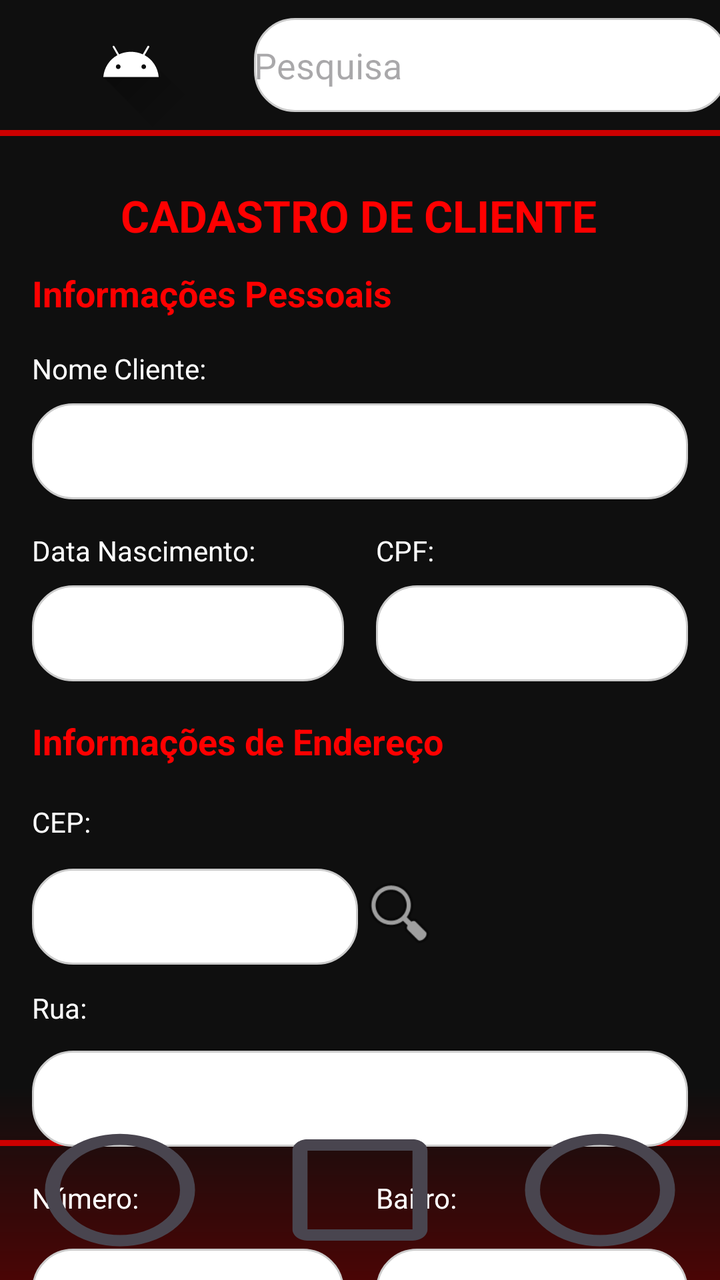
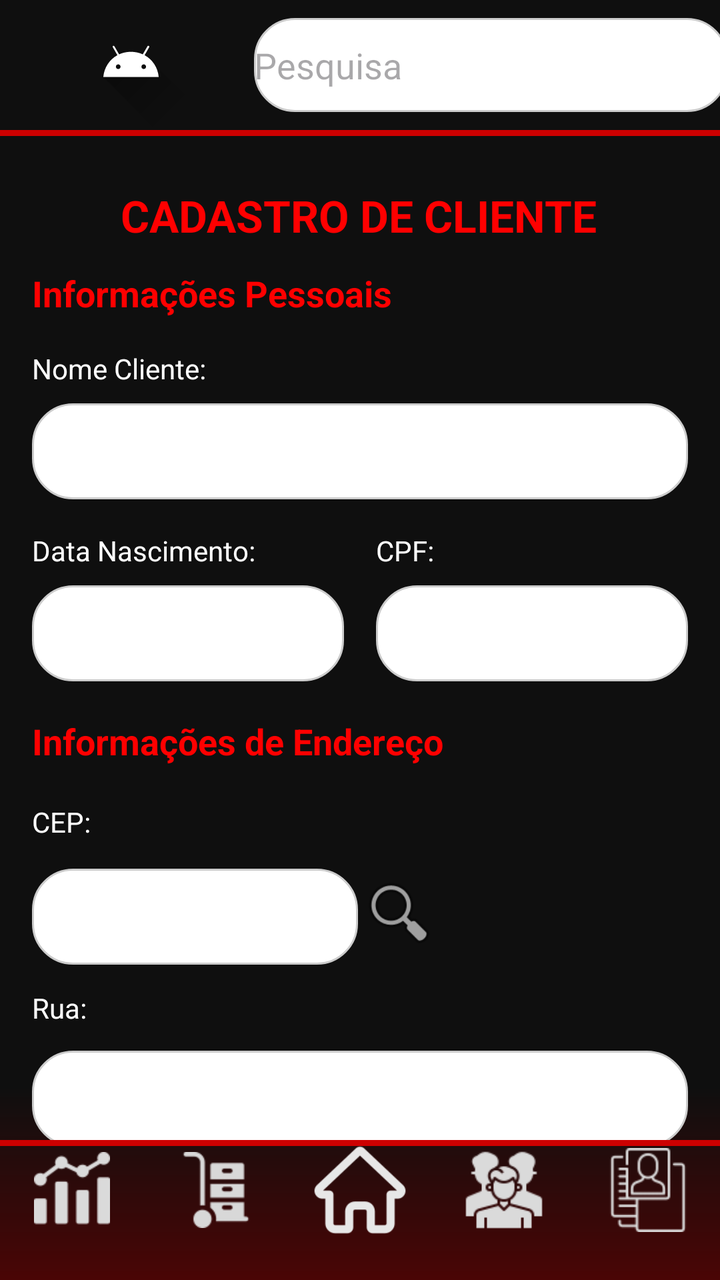

An Android layout rendered at two revisions. The XML below is the earlier revision; the diff shows what the commit changed to produce the second picture.
<!-- AndroidManifest.xml: application theme Theme.DLMTech -->
<!-- res/layout/activity_cadastro.xml -->
<?xml version="1.0" encoding="utf-8"?>
<androidx.constraintlayout.widget.ConstraintLayout xmlns:android="http://schemas.android.com/apk/res/android"
    xmlns:app="http://schemas.android.com/apk/res-auto"
    xmlns:tools="http://schemas.android.com/tools"
    android:id="@+id/main"
    android:layout_width="match_parent"
    android:layout_height="match_parent"
    android:background="@drawable/degrade"
    tools:context=".activity_cadastro"
    >

    <androidx.constraintlayout.widget.ConstraintLayout
        android:id="@+id/constraintLayout"
        android:layout_width="0dp"
        android:layout_height="65dp"
        app:layout_constraintBottom_toTopOf="@+id/linearLayout2"
        app:layout_constraintEnd_toEndOf="parent"
        app:layout_constraintStart_toStartOf="parent"
        app:layout_constraintTop_toTopOf="parent">

        <ImageView
            android:id="@+id/imageView"
            android:layout_width="131dp"
            android:layout_height="wrap_content"
            android:contentDescription="@string/logo_description"
            app:layout_constraintBottom_toBottomOf="parent"
            app:layout_constraintStart_toStartOf="parent"
            app:layout_constraintTop_toTopOf="parent"
            app:srcCompat="@drawable/ic_launcher_foreground" />

        <EditText
            android:id="@+id/editTextText2"
            android:layout_width="237dp"
            android:layout_height="47dp"
            android:layout_marginStart="8dp"
            android:layout_marginTop="7dp"
            android:layout_marginEnd="8dp"
            android:layout_marginBottom="7dp"
            android:background="@drawable/bordaredonda"
            android:ems="10"
            android:hint="Pesquisa"
            android:inputType="text"
            app:layout_constraintBottom_toBottomOf="parent"
            app:layout_constraintEnd_toEndOf="parent"
            app:layout_constraintStart_toEndOf="@+id/imageView"
            app:layout_constraintTop_toTopOf="parent" />
    </androidx.constraintlayout.widget.ConstraintLayout>

    <View
        android:id="@+id/view5"
        android:layout_width="match_parent"
        android:layout_height="3dp"
        android:layout_marginTop="64dp"
        android:background="#CC0000"
        app:layout_constraintBottom_toBottomOf="@+id/constraintLayout3"
        app:layout_constraintEnd_toEndOf="parent"
        app:layout_constraintHorizontal_bias="0.0"
        app:layout_constraintStart_toStartOf="parent"
        app:layout_constraintTop_toTopOf="@+id/constraintLayout"
        app:layout_constraintVertical_bias="0.002" />



    <View
        android:id="@+id/view4"
        android:layout_width="match_parent"
        android:layout_height="3dp"
        android:background="#CC0000"
        app:layout_constraintBottom_toBottomOf="@+id/constraintLayout3"
        app:layout_constraintEnd_toEndOf="parent"
        app:layout_constraintHorizontal_bias="0.0"
        app:layout_constraintStart_toStartOf="parent"
        app:layout_constraintTop_toTopOf="parent"
        app:layout_constraintVertical_bias="0.895" />


    <androidx.core.widget.NestedScrollView
        android:layout_width="0dp"
        android:layout_height="0dp"
        android:fillViewport="true"
        app:layout_constraintTop_toBottomOf="@+id/constraintLayout"
        app:layout_constraintBottom_toBottomOf="parent"
        app:layout_constraintStart_toStartOf="parent"
        app:layout_constraintEnd_toEndOf="parent">

        <androidx.constraintlayout.widget.ConstraintLayout
            android:layout_width="match_parent"
            android:layout_height="wrap_content"
            android:padding="16dp">

            <TextView
                android:id="@+id/txtTitulo"
                android:layout_width="wrap_content"
                android:layout_height="wrap_content"
                android:layout_marginTop="12dp"
                android:text="CADASTRO DE CLIENTE"
                android:textColor="#FF0000"
                android:textSize="22sp"
                android:textStyle="bold"
                app:layout_constraintEnd_toEndOf="parent"
                app:layout_constraintHorizontal_bias="0.496"
                app:layout_constraintStart_toStartOf="parent"
                app:layout_constraintTop_toTopOf="parent" />

            <TextView
                android:id="@+id/txtInfoPessoais"
                android:layout_width="wrap_content"
                android:layout_height="wrap_content"
                android:layout_marginTop="12dp"
                android:text="Informações Pessoais"
                android:textColor="#FF0000"
                android:textSize="18sp"
                android:textStyle="bold"
                app:layout_constraintStart_toStartOf="parent"
                app:layout_constraintTop_toBottomOf="@+id/txtTitulo" />

            <TextView
                android:id="@+id/lblNome"
                android:layout_width="wrap_content"
                android:layout_height="wrap_content"
                android:text="Nome Cliente:"
                android:textColor="#FFFFFF"
                android:layout_marginTop="16dp"
                app:layout_constraintTop_toBottomOf="@+id/txtInfoPessoais"
                app:layout_constraintStart_toStartOf="parent" />

            <EditText
                android:id="@+id/edtNome"
                android:layout_width="0dp"
                android:layout_height="48dp"
                android:background="@drawable/bordaredonda" android:layout_marginTop="8dp"
                app:layout_constraintTop_toBottomOf="@+id/lblNome"
                app:layout_constraintStart_toStartOf="parent"
                app:layout_constraintEnd_toEndOf="parent" />

            <TextView
                android:id="@+id/lblDataNasc"
                android:layout_width="wrap_content"
                android:layout_height="wrap_content"
                android:text="Data Nascimento:"
                android:textColor="#FFFFFF"
                android:layout_marginTop="16dp"
                app:layout_constraintTop_toBottomOf="@+id/edtNome"
                app:layout_constraintStart_toStartOf="parent" />

            <EditText
                android:id="@+id/edtDataNasc"
                android:layout_width="0dp"
                android:layout_height="48dp"
                android:layout_marginTop="8dp"
                android:layout_marginEnd="8dp"
                android:background="@drawable/bordaredonda"
                app:layout_constraintTop_toBottomOf="@+id/lblDataNasc"
                app:layout_constraintStart_toStartOf="parent"
                app:layout_constraintEnd_toStartOf="@+id/edtCPF" />


            <TextView
                android:id="@+id/lblCPF"
                android:layout_width="wrap_content"
                android:layout_height="wrap_content"
                android:text="CPF:"
                android:textColor="#FFFFFF"
                app:layout_constraintTop_toTopOf="@+id/lblDataNasc"
                app:layout_constraintStart_toStartOf="@+id/edtCPF" />

            <EditText
                android:id="@+id/edtCPF"
                android:layout_width="0dp"
                android:layout_height="48dp"
                android:layout_marginStart="8dp"
                android:background="@drawable/bordaredonda"
                app:layout_constraintTop_toTopOf="@+id/edtDataNasc"
                app:layout_constraintStart_toEndOf="@+id/edtDataNasc"
                app:layout_constraintEnd_toEndOf="parent" />


            <TextView
                android:id="@+id/txtInfoPessoais3"
                android:layout_width="213dp"
                android:layout_height="27dp"
                android:layout_marginTop="236dp"
                android:text="Informações de Endereço"
                android:textColor="#FF0000"
                android:textSize="18sp"
                android:textStyle="bold"
                app:layout_constraintStart_toStartOf="parent"
                app:layout_constraintTop_toBottomOf="@+id/txtTitulo" />

            <TextView
                android:id="@+id/lblCep"
                android:layout_width="wrap_content"
                android:layout_height="wrap_content"
                android:layout_marginTop="16dp"

                android:text="CEP:"
                android:textColor="#FFFFFF"
                app:layout_constraintStart_toStartOf="parent"
                app:layout_constraintTop_toBottomOf="@+id/txtInfoPessoais3" />

            <EditText
                android:id="@+id/edtCep"
                android:layout_width="163dp"
                android:layout_height="48dp"
                android:background="@drawable/bordaredonda"
                app:layout_constraintStart_toStartOf="parent"
                app:layout_constraintTop_toTopOf="@+id/imageView3" />

            <ImageView
                android:id="@+id/imageView3"
                android:layout_width="41dp"
                android:layout_height="44dp"
                android:layout_marginTop="14dp"
                app:layout_constraintStart_toEndOf="@+id/edtCep"
                app:layout_constraintTop_toBottomOf="@+id/lblCep"
                app:srcCompat="@android:drawable/ic_menu_search" />

            <TextView
                android:id="@+id/lblRua"
                android:layout_width="wrap_content"
                android:layout_height="wrap_content"
                android:layout_marginTop="12dp"
                android:text="Rua:"
                android:textColor="#FFFFFF"
                app:layout_constraintStart_toStartOf="parent"
                app:layout_constraintTop_toBottomOf="@+id/edtCep" />

            <EditText
                android:id="@+id/edtRua"
                android:layout_width="0dp"
                android:layout_height="48dp"
                android:layout_marginTop="12dp"
                android:background="@drawable/bordaredonda"
                app:layout_constraintEnd_toEndOf="parent"
                app:layout_constraintHorizontal_bias="0.0"
                app:layout_constraintStart_toStartOf="parent"
                app:layout_constraintTop_toBottomOf="@+id/lblRua" />


            <TextView
                android:id="@+id/lblBairro"
                android:layout_width="wrap_content"
                android:layout_height="wrap_content"
                android:text="Bairro:"
                android:textColor="#FFFFFF"
                app:layout_constraintBottom_toTopOf="@+id/edtBairro"
                app:layout_constraintStart_toStartOf="@+id/edtBairro"
                app:layout_constraintTop_toTopOf="@+id/lblNum"
                app:layout_constraintVertical_bias="0.0" />

            <EditText
                android:id="@+id/edtNum"
                android:layout_width="0dp"
                android:layout_height="48dp"
                android:layout_marginTop="16dp"
                android:layout_marginEnd="8dp"
                android:background="@drawable/bordaredonda"
                app:layout_constraintEnd_toStartOf="@+id/edtBairro"
                app:layout_constraintStart_toStartOf="parent"
                app:layout_constraintTop_toBottomOf="@+id/lblNum" />

            <TextView
                android:id="@+id/lblNum"
                android:layout_width="wrap_content"
                android:layout_height="wrap_content"
                android:layout_marginTop="16dp"
                android:text="Número:"
                android:textColor="#FFFFFF"
                app:layout_constraintStart_toStartOf="parent"
                app:layout_constraintTop_toBottomOf="@+id/edtRua" />

            <EditText
                android:id="@+id/edtBairro"
                android:layout_width="0dp"
                android:layout_height="48dp"
                android:layout_marginStart="8dp"
                android:background="@drawable/bordaredonda"
                app:layout_constraintEnd_toEndOf="parent"
                app:layout_constraintStart_toEndOf="@+id/edtNum"
                app:layout_constraintTop_toTopOf="@+id/edtNum" />

            <Button
                android:id="@+id/btnCancelar"
                android:layout_width="wrap_content"
                android:layout_height="wrap_content"
                android:layout_marginStart="56dp"
                android:layout_marginTop="28dp"
                android:backgroundTint="#B22222"
                android:text="Cancelar"
                android:textStyle="bold"
                app:cornerRadius="15px"
                app:layout_constraintBottom_toBottomOf="@+id/btnSalvar"
                app:layout_constraintStart_toStartOf="parent"
                app:layout_constraintTop_toBottomOf="@+id/edtNum"
                app:layout_constraintVertical_bias="0.0" />

            <Button
                android:id="@+id/btnSalvar"
                android:layout_width="wrap_content"
                android:layout_height="wrap_content"
                android:layout_marginTop="28dp"
                android:backgroundTint="#B22222"
                android:text="Salvar"
                android:textStyle="bold"
                app:cornerRadius="15px"
                app:layout_constraintEnd_toEndOf="parent"
                app:layout_constraintHorizontal_bias="0.763"
                app:layout_constraintStart_toEndOf="@+id/btnCancelar"
                app:layout_constraintTop_toBottomOf="@+id/edtBairro" />


        </androidx.constraintlayout.widget.ConstraintLayout>
    </androidx.core.widget.NestedScrollView>

    <androidx.constraintlayout.widget.ConstraintLayout
        android:id="@+id/constraintLayout3"
        android:layout_width="match_parent"
        android:layout_height="90dp"
        app:layout_constraintBottom_toBottomOf="parent"
        app:layout_constraintEnd_toEndOf="parent"
        app:layout_constraintStart_toStartOf="parent">


        <ImageButton
            android:id="@+id/imageButton"
            style="@style/BtnNavegacao"
            android:background="?attr/actionModeCloseDrawable"
            android:rotationY="180"
            app:layout_constraintBottom_toBottomOf="parent"
            app:layout_constraintEnd_toEndOf="parent"
            app:layout_constraintTop_toTopOf="parent" />

        <ImageButton
            android:id="@+id/imageButton2"
            style="@style/BtnNavegacao"
            android:background="?android:attr/listChoiceIndicatorSingle"
            app:layout_constraintBottom_toBottomOf="parent"
            app:layout_constraintEnd_toStartOf="@+id/imageButton"
            app:layout_constraintStart_toEndOf="@+id/imageButton3"
            app:layout_constraintTop_toTopOf="parent" />

        <ImageButton
            android:id="@+id/imageButton3"
            style="@style/BtnNavegacao"
            android:background="?android:attr/listChoiceIndicatorMultiple"
            app:layout_constraintBottom_toBottomOf="parent"
            app:layout_constraintEnd_toStartOf="@+id/imageButton2"
            app:layout_constraintStart_toEndOf="@+id/imageButton4"
            app:layout_constraintTop_toTopOf="parent" />

        <ImageButton
            android:id="@+id/imageButton4"
            style="@style/BtnNavegacao"
            android:background="?android:attr/listChoiceIndicatorSingle"
            app:layout_constraintBottom_toBottomOf="parent"
            app:layout_constraintEnd_toStartOf="@+id/imageButton3"
            app:layout_constraintStart_toEndOf="@+id/imageButton5"
            app:layout_constraintTop_toTopOf="parent" />

        <ImageButton
            android:id="@+id/imageButton5"
            style="@style/BtnNavegacao"
            android:background="?attr/homeAsUpIndicator"
            app:layout_constraintBottom_toBottomOf="parent"
            app:layout_constraintStart_toStartOf="parent"
            app:layout_constraintTop_toTopOf="parent" />


    </androidx.constraintlayout.widget.ConstraintLayout>
</androidx.constraintlayout.widget.ConstraintLayout>
<!-- resources referenced by this layout -->
<resources>
  <!-- drawable bordaredonda (drawable) -->
  <?xml version="1.0" encoding="utf-8"?>
  <shape xmlns:android="http://schemas.android.com/apk/res/android"
      android:shape="rectangle">
      
      <solid android:color="#FFFFFF" />
  
      
      <corners android:radius="20dp" />
  
      
      <stroke
          android:width="1dp"
          android:color="#CCCCCC" />
  </shape>
  <!-- drawable degrade (drawable) -->
  <?xml version="1.0" encoding="utf-8"?>
  <shape xmlns:android="http://schemas.android.com/apk/res/android"
      android:shape="rectangle">
  
      <gradient
          android:angle="270"
          android:startColor="#0f0f0f"
          android:centerColor="#0f0f0f"
          android:centerY="0.85"
          android:endColor="#4A0505"
          android:type="linear" />
  
  </shape>
  <string name="logo_description">Logo do aplicativo DLM Tech</string>
  <style name="Theme.DLMTech" parent="Base.Theme.DLMTech" />
  <style name="Base.Theme.DLMTech" parent="Theme.Material3.DayNight.NoActionBar">
          
          
      </style>
  <!-- unchanged entries left out for length: 1 -->
</resources>

<!-- the commit's change to res/layout/activity_cadastro.xml (unified diff, before → after) -->
@@ -60,7 +60,6 @@
         app:layout_constraintVertical_bias="0.002" />
 
 
-
     <View
         android:id="@+id/view4"
         android:layout_width="match_parent"
@@ -78,10 +77,10 @@
         android:layout_width="0dp"
         android:layout_height="0dp"
         android:fillViewport="true"
-        app:layout_constraintTop_toBottomOf="@+id/constraintLayout"
-        app:layout_constraintBottom_toBottomOf="parent"
+        app:layout_constraintBottom_toTopOf="@+id/view4"
+        app:layout_constraintEnd_toEndOf="parent"
         app:layout_constraintStart_toStartOf="parent"
-        app:layout_constraintEnd_toEndOf="parent">
+        app:layout_constraintTop_toBottomOf="@+id/constraintLayout">
 
         <androidx.constraintlayout.widget.ConstraintLayout
             android:layout_width="match_parent"
@@ -118,30 +117,31 @@
                 android:id="@+id/lblNome"
                 android:layout_width="wrap_content"
                 android:layout_height="wrap_content"
+                android:layout_marginTop="16dp"
                 android:text="Nome Cliente:"
                 android:textColor="#FFFFFF"
-                android:layout_marginTop="16dp"
-                app:layout_constraintTop_toBottomOf="@+id/txtInfoPessoais"
-                app:layout_constraintStart_toStartOf="parent" />
+                app:layout_constraintStart_toStartOf="parent"
+                app:layout_constraintTop_toBottomOf="@+id/txtInfoPessoais" />
 
             <EditText
                 android:id="@+id/edtNome"
                 android:layout_width="0dp"
                 android:layout_height="48dp"
-                android:background="@drawable/bordaredonda" android:layout_marginTop="8dp"
-                app:layout_constraintTop_toBottomOf="@+id/lblNome"
-                app:layout_constraintStart_toStartOf="parent"
-                app:layout_constraintEnd_toEndOf="parent" />
+                android:layout_marginTop="8dp"
+                android:background="@drawable/bordaredonda"
+                app:layout_constraintEnd_toEndOf="parent"
+                app:layout_constraintStart_toStartOf="parent"
+                app:layout_constraintTop_toBottomOf="@+id/lblNome" />
 
             <TextView
                 android:id="@+id/lblDataNasc"
                 android:layout_width="wrap_content"
                 android:layout_height="wrap_content"
+                android:layout_marginTop="16dp"
                 android:text="Data Nascimento:"
                 android:textColor="#FFFFFF"
-                android:layout_marginTop="16dp"
-                app:layout_constraintTop_toBottomOf="@+id/edtNome"
-                app:layout_constraintStart_toStartOf="parent" />
+                app:layout_constraintStart_toStartOf="parent"
+                app:layout_constraintTop_toBottomOf="@+id/edtNome" />
 
             <EditText
                 android:id="@+id/edtDataNasc"
@@ -150,9 +150,9 @@
                 android:layout_marginTop="8dp"
                 android:layout_marginEnd="8dp"
                 android:background="@drawable/bordaredonda"
-                app:layout_constraintTop_toBottomOf="@+id/lblDataNasc"
-                app:layout_constraintStart_toStartOf="parent"
-                app:layout_constraintEnd_toStartOf="@+id/edtCPF" />
+                app:layout_constraintEnd_toStartOf="@+id/edtCPF"
+                app:layout_constraintStart_toStartOf="parent"
+                app:layout_constraintTop_toBottomOf="@+id/lblDataNasc" />
 
 
             <TextView
@@ -161,8 +161,8 @@
                 android:layout_height="wrap_content"
                 android:text="CPF:"
                 android:textColor="#FFFFFF"
-                app:layout_constraintTop_toTopOf="@+id/lblDataNasc"
-                app:layout_constraintStart_toStartOf="@+id/edtCPF" />
+                app:layout_constraintStart_toStartOf="@+id/edtCPF"
+                app:layout_constraintTop_toTopOf="@+id/lblDataNasc" />
 
             <EditText
                 android:id="@+id/edtCPF"
@@ -170,9 +170,9 @@
                 android:layout_height="48dp"
                 android:layout_marginStart="8dp"
                 android:background="@drawable/bordaredonda"
-                app:layout_constraintTop_toTopOf="@+id/edtDataNasc"
+                app:layout_constraintEnd_toEndOf="parent"
                 app:layout_constraintStart_toEndOf="@+id/edtDataNasc"
-                app:layout_constraintEnd_toEndOf="parent" />
+                app:layout_constraintTop_toTopOf="@+id/edtDataNasc" />
 
 
             <TextView
@@ -323,17 +323,20 @@
 
         <ImageButton
             android:id="@+id/imageButton"
-            style="@style/BtnNavegacao"
-            android:background="?attr/actionModeCloseDrawable"
+            style="@style/ImgBtnNavegacaoFuncionarios"
+            android:layout_width="0dp"
             android:rotationY="180"
+            android:contentDescription="LEGENDA"
             app:layout_constraintBottom_toBottomOf="parent"
             app:layout_constraintEnd_toEndOf="parent"
+            app:layout_constraintStart_toEndOf="@+id/imageButton2"
             app:layout_constraintTop_toTopOf="parent" />
 
         <ImageButton
             android:id="@+id/imageButton2"
-            style="@style/BtnNavegacao"
-            android:background="?android:attr/listChoiceIndicatorSingle"
+            style="@style/ImgBtnNavegacaoClientes"
+            android:layout_width="0dp"
+            android:contentDescription="LEGENDA"
             app:layout_constraintBottom_toBottomOf="parent"
             app:layout_constraintEnd_toStartOf="@+id/imageButton"
             app:layout_constraintStart_toEndOf="@+id/imageButton3"
@@ -341,8 +344,9 @@
 
         <ImageButton
             android:id="@+id/imageButton3"
-            style="@style/BtnNavegacao"
-            android:background="?android:attr/listChoiceIndicatorMultiple"
+            style="@style/ImgBtnNavegacaoHome"
+            android:layout_width="0dp"
+            android:contentDescription="LEGENDA"
             app:layout_constraintBottom_toBottomOf="parent"
             app:layout_constraintEnd_toStartOf="@+id/imageButton2"
             app:layout_constraintStart_toEndOf="@+id/imageButton4"
@@ -350,8 +354,9 @@
 
         <ImageButton
             android:id="@+id/imageButton4"
-            style="@style/BtnNavegacao"
-            android:background="?android:attr/listChoiceIndicatorSingle"
+            style="@style/ImgBtnNavegacaoEstoque"
+            android:layout_width="0dp"
+            android:contentDescription="ATALHO ESTOQUE"
             app:layout_constraintBottom_toBottomOf="parent"
             app:layout_constraintEnd_toStartOf="@+id/imageButton3"
             app:layout_constraintStart_toEndOf="@+id/imageButton5"
@@ -359,9 +364,11 @@
 
         <ImageButton
             android:id="@+id/imageButton5"
-            style="@style/BtnNavegacao"
-            android:background="?attr/homeAsUpIndicator"
-            app:layout_constraintBottom_toBottomOf="parent"
+            style="@style/ImgBtnNavegacaoAnalise"
+            android:layout_width="0dp"
+            android:contentDescription="ATALHO ANALISE"
+            app:layout_constraintBottom_toBottomOf="parent"
+            app:layout_constraintEnd_toStartOf="@+id/imageButton4"
             app:layout_constraintStart_toStartOf="parent"
             app:layout_constraintTop_toTopOf="parent" />
 
<!-- resource entries referenced after the edit -->
@@ -30,7 +30,62 @@
   
   </shape>
   <string name="logo_description">Logo do aplicativo DLM Tech</string>
+  <style name="ImgBtnNavegacaoAnalise">
+          <item name="android:layout_width">0dp</item>
+          <item name="android:layout_height">0dp</item>
+          <item name="android:gravity">center</item>
+          <item name="android:scaleType">fitCenter</item>
+          <item name="android:layout_margin">10dp</item>
+          <item name="android:background" />
+          <item name="android:padding">7dp</item>
+          <item name="android:src">@drawable/analisededados</item>
+      </style>
+  <style name="ImgBtnNavegacaoClientes">
+          <item name="android:layout_width">0dp</item>
+          <item name="android:layout_height">0dp</item>
+          <item name="android:gravity">center</item>
+          <item name="android:scaleType">fitCenter</item>
+          <item name="android:layout_margin">10dp</item>
+          <item name="android:background" />
+          <item name="android:padding">5dp</item>
+          <item name="android:src">@drawable/pessoas</item>
+      </style>
+  <style name="ImgBtnNavegacaoEstoque">
+          <item name="android:layout_width">0dp</item>
+          <item name="android:layout_height">0dp</item>
+          <item name="android:gravity">center</item>
+          <item name="android:scaleType">fitCenter</item>
+          <item name="android:layout_margin">10dp</item>
+          <item name="android:background" />
+          <item name="android:padding">7dp</item>
+          <item name="android:src">@drawable/carrinhodemao</item>
+      </style>
+  <style name="ImgBtnNavegacaoFuncionarios">
+          <item name="android:layout_width">0dp</item>
+          <item name="android:layout_height">0dp</item>
+          <item name="android:gravity">center</item>
+          <item name="android:scaleType">fitCenter</item>
+          <item name="android:layout_margin">10dp</item>
+          <item name="android:background" />
+          <item name="android:padding">5dp</item>
+          <item name="android:src">@drawable/informacaopessoal</item>
+      </style>
+  <style name="ImgBtnNavegacaoHome">
+          <item name="android:layout_width">0dp</item>
+          <item name="android:layout_height">0dp</item>
+          <item name="android:gravity">center</item>
+          <item name="android:scaleType">fitCenter</item>
+          <item name="android:layout_margin">10dp</item>
+          <item name="android:background" />
+          <item name="android:padding">0dp</item>
+          <item name="android:src">@drawable/botaodeinicio</item>
+      </style>
   <style name="Theme.DLMTech" parent="Base.Theme.DLMTech" />
+  <!-- drawable analisededados: png bitmap (drawable, 1751 bytes) -->
+  <!-- drawable pessoas: png bitmap (drawable, 2496 bytes) -->
+  <!-- drawable carrinhodemao: png bitmap (drawable, 1484 bytes) -->
+  <!-- drawable informacaopessoal: png bitmap (drawable, 2210 bytes) -->
+  <!-- drawable botaodeinicio: png bitmap (drawable, 3596 bytes) -->
   <style name="Base.Theme.DLMTech" parent="Theme.Material3.DayNight.NoActionBar">
           
           
